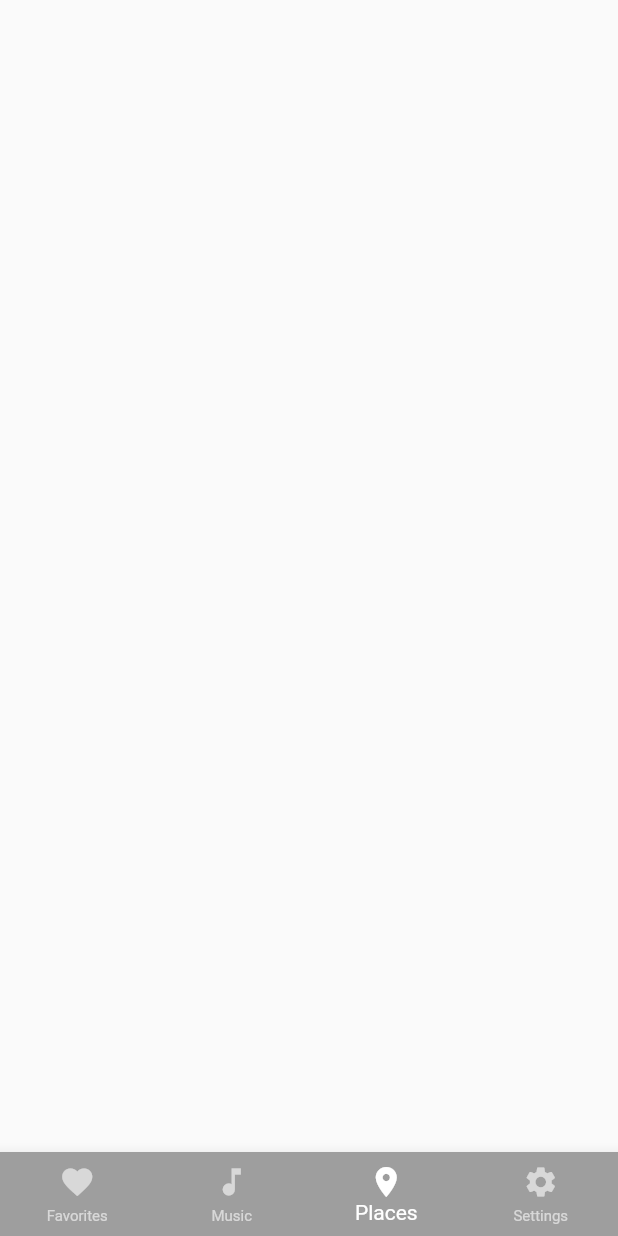
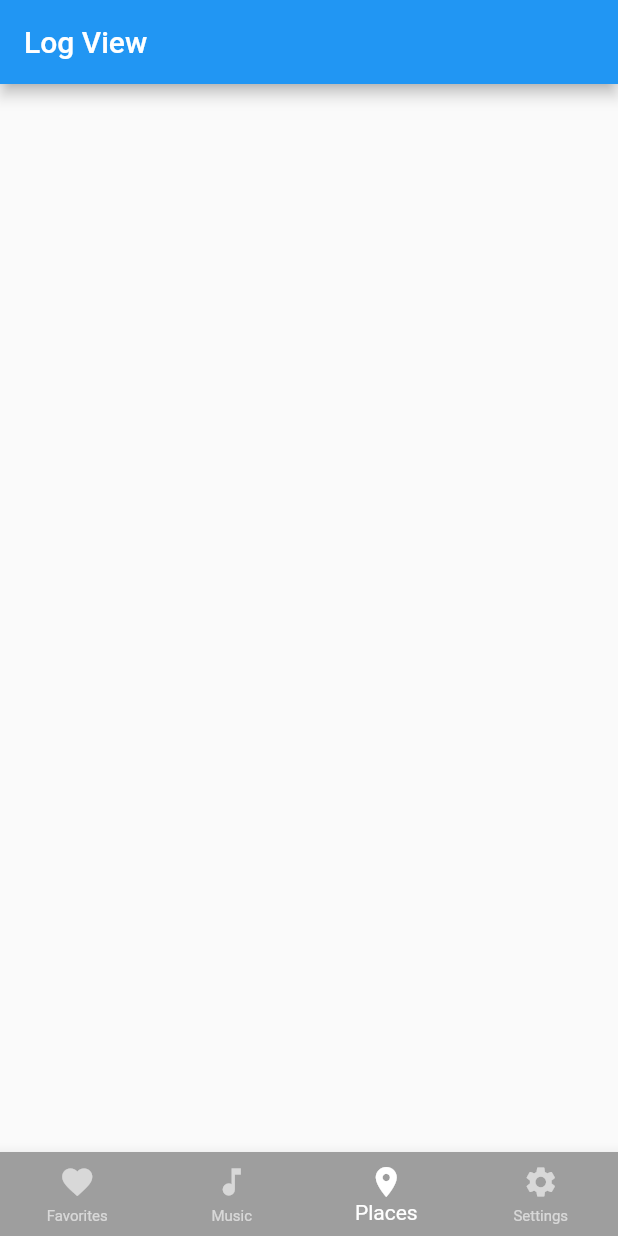
Before and after one commit to PE-Jeon/master_trainer_first, a Flutter app: the screen it shows after launch, item 3 of the bottom bar chosen, on a phone screen of 412 x 824 dp. Run offline on Flutter 3.47's test engine with Material 2 defaults, Android fonts, the phone set to English and light mode, and no system bars; our stand-ins replace get.

Commit message:
[Navi Bar] CPT: Add more pages / Next: Dev routine page, schedule page, log page, setting page

```diff
--- a/lib/pages/home/presentation/views/home_view.dart
+++ b/lib/pages/home/presentation/views/home_view.dart
@@ -4,8 +4,10 @@ import 'package:flutter/material.dart';
 import 'package:get/get.dart';
 import 'package:master_trainer_first/pages/home/presentation/controller/home_controller.dart';
 import 'package:master_trainer_first/pages/home/presentation/views/splashpage.dart';
+import 'package:master_trainer_first/pages/log/presentation/views/log_view.dart';
 import 'package:master_trainer_first/pages/routine/presentation/views/routine_view.dart';
 import 'package:master_trainer_first/pages/schedule/presentation/views/schedule_view.dart';
+import 'package:master_trainer_first/pages/setting/presentation/views/setting.dart';
 
 class HomeView extends GetView<HomeController> {
 
@@ -18,6 +20,8 @@ class HomeView extends GetView<HomeController> {
         children: [
           ScheduleView(),
           RoutineView(),
+          LogView(),
+          SettingView(),
         ]
       )),
       bottomNavigationBar: Obx(() => BottomNavigationBar(
--- /dev/null
+++ b/lib/pages/log/presentation/views/log_view.dart
@@ -0,0 +1,19 @@
+import 'package:flutter/material.dart';
+
+class LogView extends StatefulWidget {
+  const LogView({Key? key}) : super(key: key);
+
+  @override
+  _LogViewState createState() => _LogViewState();
+}
+
+class _LogViewState extends State<LogView> {
+  @override
+  Widget build(BuildContext context) {
+    return Scaffold(
+      appBar: AppBar(
+        title: Text('Log View'),
+      ),
+    );
+  }
+}
--- a/lib/pages/setting/presentation/views/setting.dart
+++ b/lib/pages/setting/presentation/views/setting.dart
@@ -6,7 +6,11 @@ class SettingView extends GetView<SettingController> {
 
   @override
   Widget build(BuildContext context) {
-    return Container();
+    return Scaffold(
+      appBar: AppBar(
+        title: Text('Setting View'),
+      ),
+    );
   }
 
 }
--- a/lib/routes/app_pages.dart
+++ b/lib/routes/app_pages.dart
@@ -2,6 +2,7 @@ import 'package:get/get.dart';
 import 'package:master_trainer_first/pages/home/bindings/home_binding.dart';
 import 'package:master_trainer_first/pages/home/presentation/views/home_view.dart';
 import 'package:master_trainer_first/pages/home/presentation/views/splashpage.dart';
+import 'package:master_trainer_first/pages/log/presentation/views/log_view.dart';
 import 'package:master_trainer_first/pages/setting/presentation/views/setting.dart';
 
 part './app_routes.dart';
@@ -22,6 +23,7 @@ abstract class AppPages {
         GetPage(name: Routes.SCHEDULE, page: () => SettingView()),
         GetPage(name: Routes.ROUTINE, page: () => SettingView()),
         GetPage(name: Routes.SETTING, page: () => SettingView()),
+        GetPage(name: Routes.LOG, page: () => LogView()),
       ]
     ),
   ];
--- a/lib/routes/app_routes.dart
+++ b/lib/routes/app_routes.dart
@@ -7,5 +7,5 @@ abstract class Routes{
   static const CHATTING = '/chatting';
   static const ROUTINE = '/routine';
   static const SCHEDULE = '/schedule';
-
+  static const LOG = '/log';
 }
```
